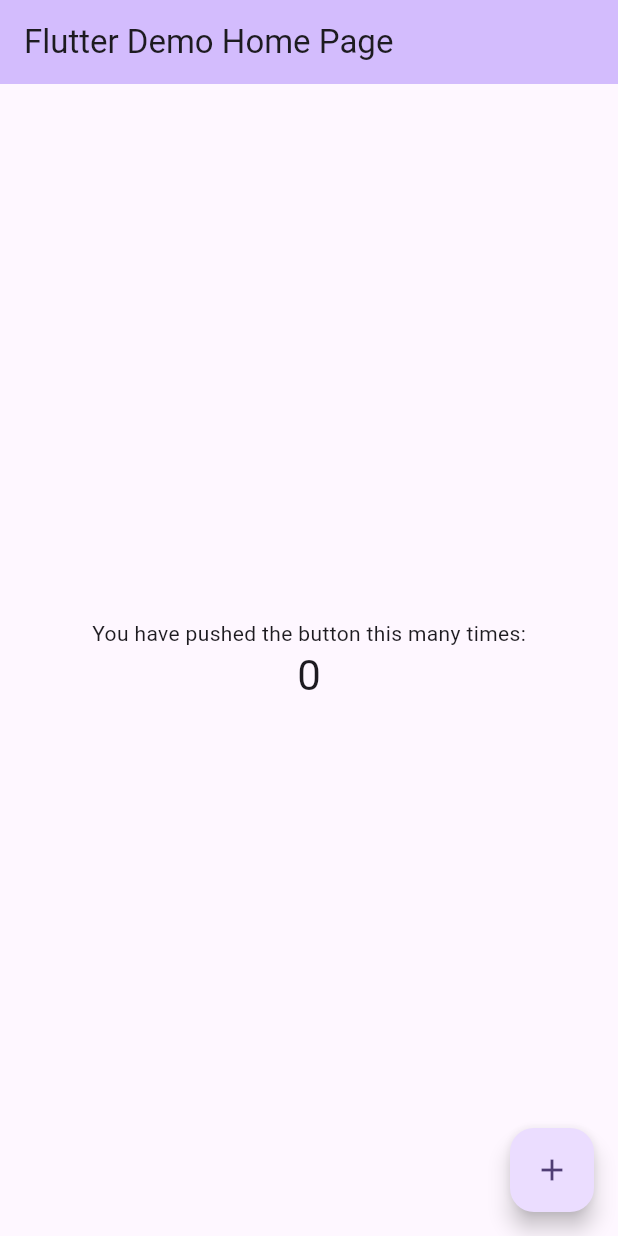
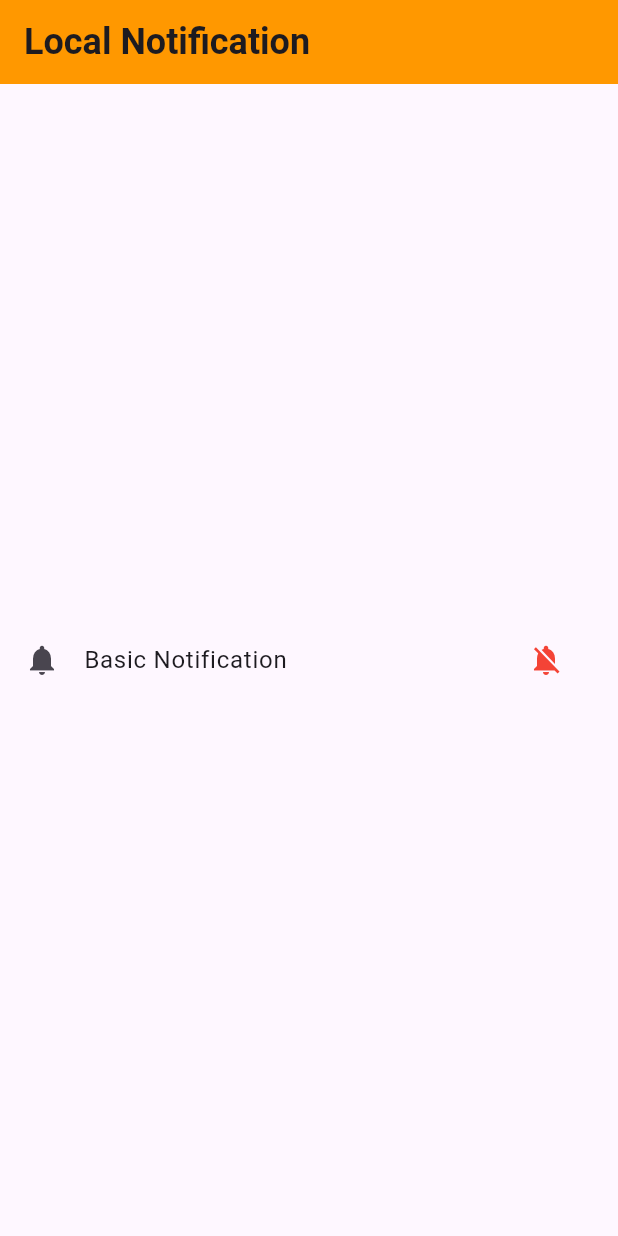
Before and after one commit to mohamedamr77/flutter-local-notification, a Flutter app: the screen it shows after launch, on a phone screen of 412 x 824 dp. Run offline on Flutter 3.47's test engine with Material 3 defaults, Android fonts, the light colour scheme and no system bars; our stand-ins replace flutter_local_notifications.

Commit message:
make ui and function showBasicNotification

```diff
--- /dev/null
+++ b/lib/home_Screen.dart
@@ -0,0 +1,39 @@
+import 'package:flutter/material.dart';
+import 'package:flutterlocalnotification/local_notification_service.dart';
+
+class HomeScreen extends StatelessWidget {
+  const HomeScreen({super.key});
+
+  @override
+  Widget build(BuildContext context) {
+    return  Scaffold(
+      appBar: AppBar(
+        backgroundColor: Colors.orange,
+          title: Text("Local Notification ",style: TextStyle(
+            fontWeight: FontWeight.bold,
+            fontSize: 24,
+          ),
+          ),
+      ),
+      body: Center(
+        child: Column(
+          crossAxisAlignment: CrossAxisAlignment.center,
+          mainAxisAlignment: MainAxisAlignment.center,
+          children: [
+            ListTile(
+              onTap: (){
+                LocalNotificationService.showBasicNotification();
+              },
+              leading: Icon(Icons.notifications),
+              title: Text("Basic Notification"),
+               trailing: IconButton(
+                 onPressed: (){},
+                 icon: const Icon(Icons.notifications_off,color: Colors.red,),
+               ) ,
+            )
+          ],
+        ),
+      ),
+    );
+  }
+}
--- a/lib/local_notification_service.dart
+++ b/lib/local_notification_service.dart
@@ -16,7 +16,18 @@ class LocalNotificationService {
          onDidReceiveBackgroundNotificationResponse: (details) { },
      );
     }
-    //moamr
+
+    //Basic notification
+
+    static void showBasicNotification()async{
+    NotificationDetails details= const NotificationDetails(
+      android: AndroidNotificationDetails(
+           "id 1",
+           "basic notification ",
+      ),
+    );
+    await  flutterLocalNotificationsPlugin.show(0, "Basic Notification", "Body Notification", details);
+     }
 
 
 }
--- a/lib/main.dart
+++ b/lib/main.dart
@@ -1,5 +1,6 @@
 import 'package:flutter/material.dart';
 
+import 'home_Screen.dart';
 import 'local_notification_service.dart';
 
 void main() async{
@@ -16,114 +17,8 @@ class MyApp extends StatelessWidget {
   Widget build(BuildContext context) {
     return MaterialApp(
       title: 'Flutter Demo',
-      theme: ThemeData(
-        // This is the theme of your application.
-        //
-        // TRY THIS: Try running your application with "flutter run". You'll see
-        // the application has a purple toolbar. Then, without quitting the app,
-        // try changing the seedColor in the colorScheme below to Colors.green
-        // and then invoke "hot reload" (save your changes or press the "hot
-        // reload" button in a Flutter-supported IDE, or press "r" if you used
-        // the command line to start the app).
-        //
-        // Notice that the counter didn't reset back to zero; the application
-        // state is not lost during the reload. To reset the state, use hot
-        // restart instead.
-        //
-        // This works for code too, not just values: Most code changes can be
-        // tested with just a hot reload.
-        colorScheme: ColorScheme.fromSeed(seedColor: Colors.deepPurple),
-        useMaterial3: true,
-      ),
-      home: const MyHomePage(title: 'Flutter Demo Home Page'),
+
+      home: const HomeScreen(),
     );
   }
 }
-
-class MyHomePage extends StatefulWidget {
-  const MyHomePage({super.key, required this.title});
-
-  // This widget is the home page of your application. It is stateful, meaning
-  // that it has a State object (defined below) that contains fields that affect
-  // how it looks.
-
-  // This class is the configuration for the state. It holds the values (in this
-  // case the title) provided by the parent (in this case the App widget) and
-  // used by the build method of the State. Fields in a Widget subclass are
-  // always marked "final".
-
-  final String title;
-
-  @override
-  State<MyHomePage> createState() => _MyHomePageState();
-}
-
-class _MyHomePageState extends State<MyHomePage> {
-  int _counter = 0;
-
-  void _incrementCounter() {
-    setState(() {
-      // This call to setState tells the Flutter framework that something has
-      // changed in this State, which causes it to rerun the build method below
-      // so that the display can reflect the updated values. If we changed
-      // _counter without calling setState(), then the build method would not be
-      // called again, and so nothing would appear to happen.
-      _counter++;
-    });
-  }
-
-  @override
-  Widget build(BuildContext context) {
-    // This method is rerun every time setState is called, for instance as done
-    // by the _incrementCounter method above.
-    //
-    // The Flutter framework has been optimized to make rerunning build methods
-    // fast, so that you can just rebuild anything that needs updating rather
-    // than having to individually change instances of widgets.
-    return Scaffold(
-      appBar: AppBar(
-        // TRY THIS: Try changing the color here to a specific color (to
-        // Colors.amber, perhaps?) and trigger a hot reload to see the AppBar
-        // change color while the other colors stay the same.
-        backgroundColor: Theme.of(context).colorScheme.inversePrimary,
-        // Here we take the value from the MyHomePage object that was created by
-        // the App.build method, and use it to set our appbar title.
-        title: Text(widget.title),
-      ),
-      body: Center(
-        // Center is a layout widget. It takes a single child and positions it
-        // in the middle of the parent.
-        child: Column(
-          // Column is also a layout widget. It takes a list of children and
-          // arranges them vertically. By default, it sizes itself to fit its
-          // children horizontally, and tries to be as tall as its parent.
-          //
-          // Column has various properties to control how it sizes itself and
-          // how it positions its children. Here we use mainAxisAlignment to
-          // center the children vertically; the main axis here is the vertical
-          // axis because Columns are vertical (the cross axis would be
-          // horizontal).
-          //
-          // TRY THIS: Invoke "debug painting" (choose the "Toggle Debug Paint"
-          // action in the IDE, or press "p" in the console), to see the
-          // wireframe for each widget.
-          mainAxisAlignment: MainAxisAlignment.center,
-          children: <Widget>[
-            const Text(
-              'You have pushed the button this many times:',
-            ),
-            Text(
-              '$_counter',
-              style: Theme .of(context).textTheme.headlineMedium,
-            ),
-          ],
-        ),
-      ),
-      floatingActionButton: FloatingActionButton(
-        onPressed: _incrementCounter,
-        tooltip: 'Increment',
-        child: const Icon(Icons.add),
-      ), // This trailing comma makes auto-formatting nicer for build methods.
-    );
-  }
-}
```
